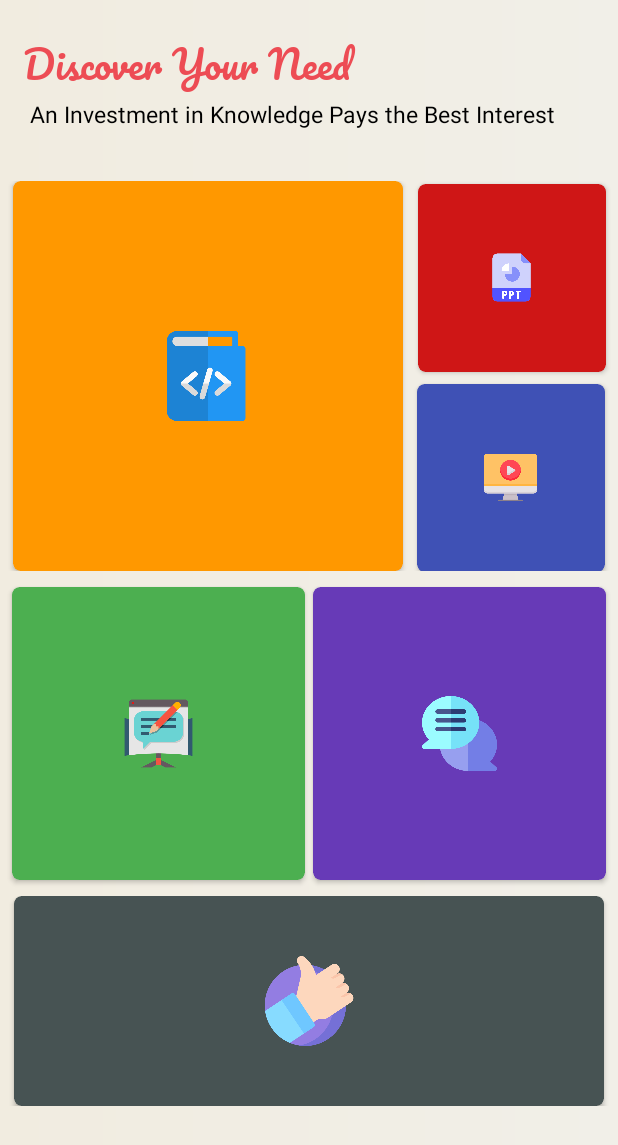
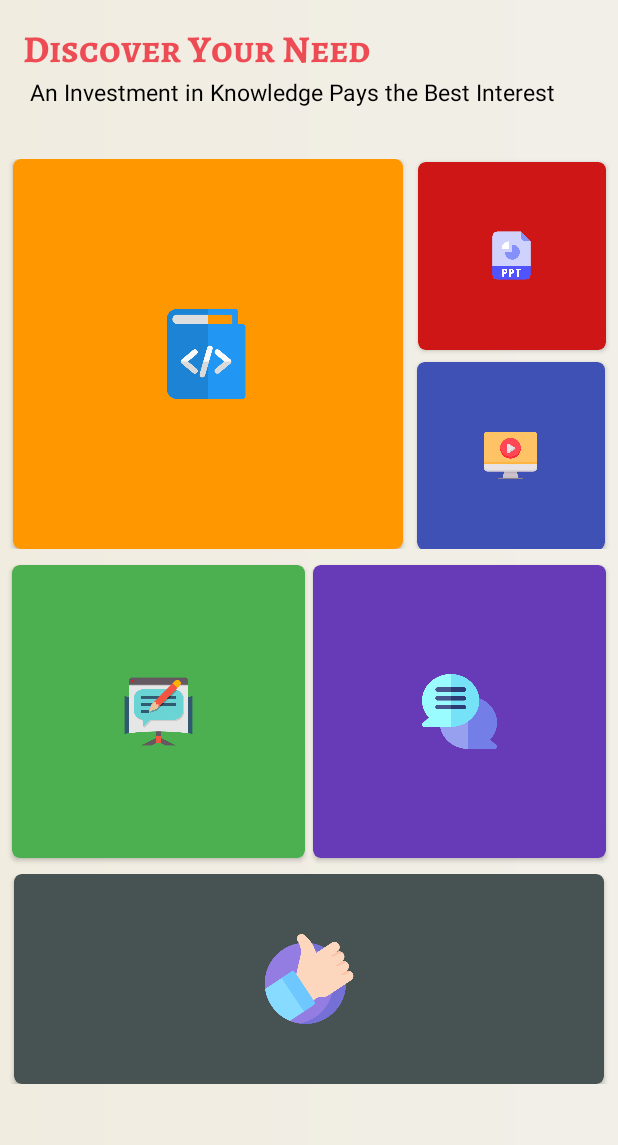
Before and after one commit to satyam-442/University_All_In_One, an Android app: the MainActivity screen opened directly, with no data from a screen before it, on a phone screen of 412 x 824 dp. Shown: the top 1145 px of the screen. Run offline under Robolectric (Android 15) with nearby library versions, the phone set to English and light mode, and no system bars; our stand-ins replace Firebase (no records; nobody signed in at launch, a user with empty details on screens opened directly); Roboto replaces fonts that are not available here; 1 statement that could not run was skipped.

Commit message:
gui update ver:1.0.2

```diff
--- a/app/src/main/res/layout/activity_main.xml
+++ b/app/src/main/res/layout/activity_main.xml
@@ -49,7 +49,7 @@
                             android:layout_height="wrap_content"
                             android:layout_marginStart="15dp"
                             android:layout_marginTop="15dp"
-                            android:fontFamily="@font/pacifico"
+                            android:fontFamily="@font/alegreya"
                             android:text="Discover Your Need"
                             android:textColor="@color/colorPrimary"
                             android:textSize="25sp" />
```
